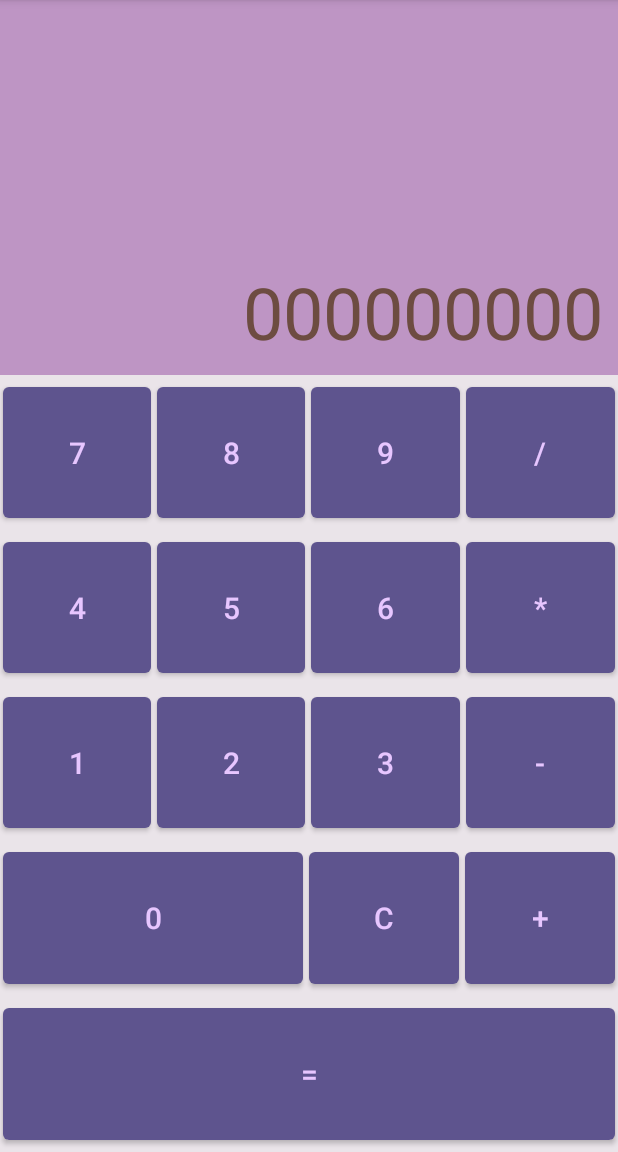
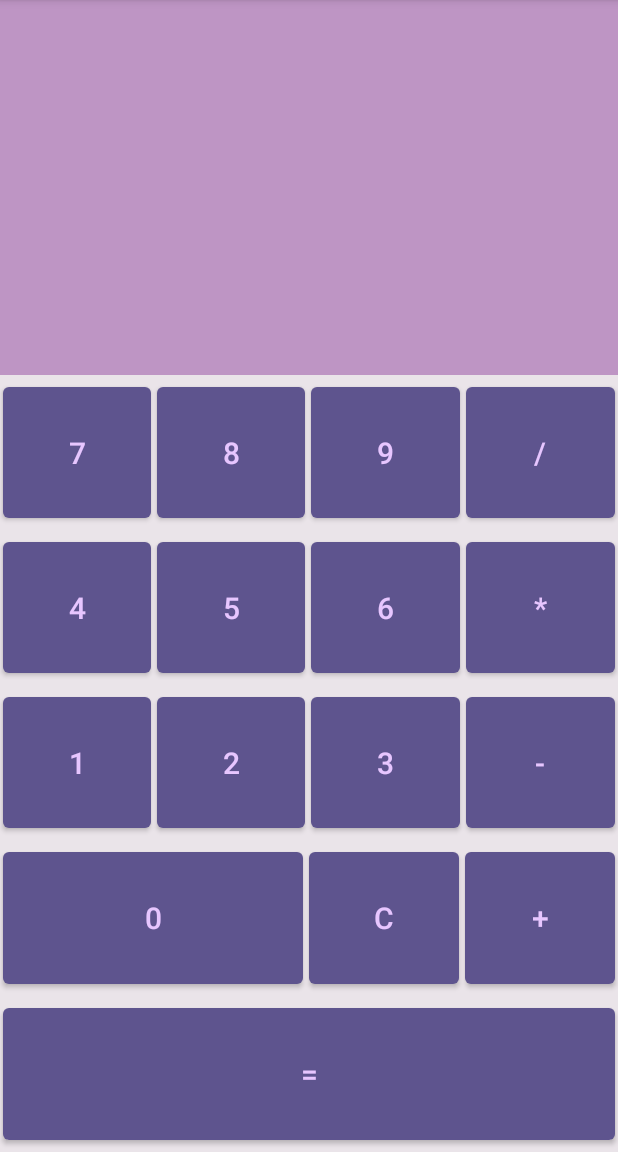
Before and after one commit to clamp1981/MyCalculator, an Android app: the screen it shows after launch (MainActivity), on a phone screen of 412 x 824 dp, the part 84-1236 px from its top. Run offline under Robolectric (Android 15) with nearby library versions, the phone set to English and light mode, and no system bars.

```diff
--- a/app/src/main/java/com/example/mycalculator/MainActivity.kt
+++ b/app/src/main/java/com/example/mycalculator/MainActivity.kt
@@ -2,10 +2,71 @@ package com.example.mycalculator
 
 import androidx.appcompat.app.AppCompatActivity
 import android.os.Bundle
+import android.view.View
+import android.widget.Button
+import android.widget.TextView
 
-class MainActivity : AppCompatActivity() {
+class MainActivity : AppCompatActivity(){
+    private var tvInput : TextView? = null
+
+    //숫자 버튼
+    private var btnZero : Button? = null
+    private var btnOne : Button? = null
+    private var btnTwo : Button? = null
+    private var btnThree : Button? = null
+    private var btnFour : Button? = null
+    private var btnFive : Button? = null
+    private var btnSix : Button? = null
+    private var btnSeven : Button? = null
+    private var btnEight : Button? = null
+    private var btnNine : Button? = null
+
+    //그외
+    private var btnClear : Button? = null
+
     override fun onCreate(savedInstanceState: Bundle?) {
         super.onCreate(savedInstanceState)
         setContentView(R.layout.activity_main)
+
+        tvInput = findViewById(R.id.tvInput)
+        btnZero = findViewById(R.id.btnZero)
+        btnZero?.setOnClickListener(clickedListener)
+
+        btnOne = findViewById(R.id.btnOne)
+        btnOne?.setOnClickListener(clickedListener)
+        btnTwo = findViewById(R.id.btnTwo)
+        btnTwo?.setOnClickListener(clickedListener)
+        btnThree = findViewById(R.id.btnThree)
+        btnThree?.setOnClickListener(clickedListener)
+        btnFour = findViewById(R.id.btnFour)
+        btnFour?.setOnClickListener(clickedListener)
+        btnFive = findViewById(R.id.btnFive)
+        btnFive?.setOnClickListener(clickedListener)
+        btnSix = findViewById(R.id.btnSix)
+        btnSix?.setOnClickListener(clickedListener)
+        btnSeven = findViewById(R.id.btnSeven)
+        btnSeven?.setOnClickListener(clickedListener)
+        btnEight = findViewById(R.id.btnEight)
+        btnEight?.setOnClickListener(clickedListener)
+        btnNine = findViewById(R.id.btnNine)
+        btnNine?.setOnClickListener(clickedListener)
+        btnClear = findViewById(R.id.btnClear)
+        btnClear?.setOnClickListener(clickedListener)
+
+        initInputData()
     }
+
+    private fun initInputData(){
+        tvInput?.text = ""
+    }
+
+    private val clickedListener: View.OnClickListener = View.OnClickListener {
+        if( it.id == R.id.btnClear )
+            initInputData()
+        else
+            tvInput?.append((it as Button).text)
+
+    }
+
+
 }
--- a/app/src/main/res/layout/activity_main.xml
+++ b/app/src/main/res/layout/activity_main.xml
@@ -8,12 +8,12 @@
     tools:context=".MainActivity">
 
     <TextView
+        android:id="@+id/tvInput"
         android:layout_width="match_parent"
         android:layout_height="250dp"
         android:background="@color/baseColor"
         android:gravity="bottom|end"
         android:padding="10dp"
-        android:text="000000000"
         android:textColor="#6D4C41"
         android:textSize="48sp" />
 
```
